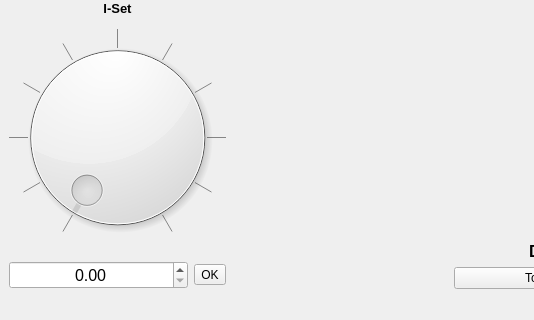
ShayBox/RidenGUI, file ridengui/main.ui: the form before one commit; both pictures show x 0 to 534 and y 320 to 640 of the 680 by 640 pixel window.
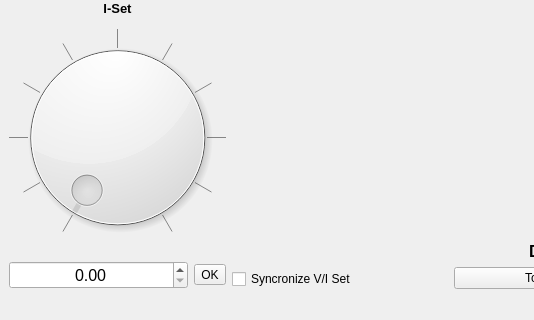
The form after the commit. Icons and pictures are not drawn.

Commit message: Change German to Deutsch Add Syncronize checkbox

```diff
--- a/ridengui/main.ui
+++ b/ridengui/main.ui
@@ -428,6 +428,13 @@
         </property>
        </widget>
       </item>
+      <item row="7" column="0">
+       <widget class="QCheckBox" name="Live_Box">
+        <property name="text">
+         <string>Syncronize V/I Set</string>
+        </property>
+       </widget>
+      </item>
      </layout>
     </item>
     <item row="1" column="0">
```
Left out of the diff: 102 changed lines with no effect on the pictures. The commit also changes 5 other files.
